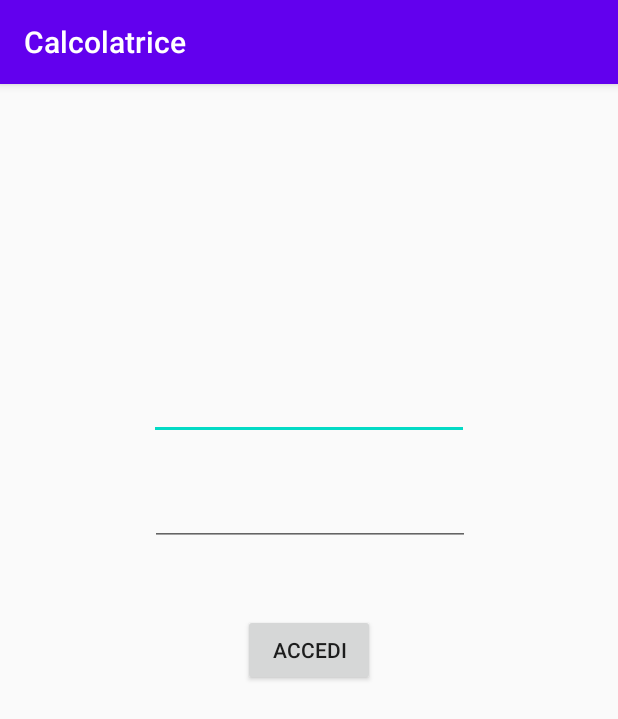
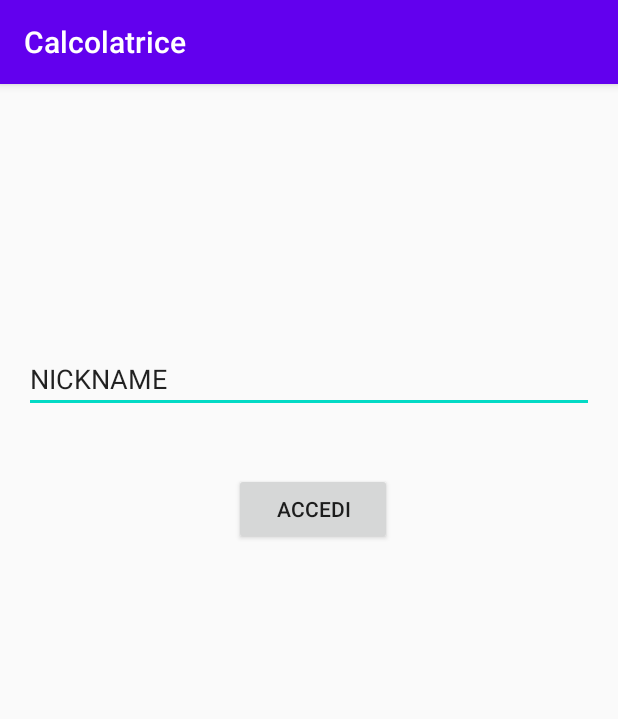
Before and after one commit to IlBarbo/Calcolatrice, an Android app: the screen it shows after launch (Main_Activity), on a phone screen of 412 x 824 dp. Shown: the top 719 px of the screen. Run offline under Robolectric (Android 15) with nearby library versions, the phone set to English and light mode, and no system bars.

Commit message:
modifica Main_Activity

```diff
--- a/app/src/main/AndroidManifest.xml
+++ b/app/src/main/AndroidManifest.xml
@@ -4,7 +4,7 @@
 
     <application
         android:allowBackup="true"
-        android:icon="@mipmap/ic_launcher"
+        android:icon="@mipmap/ic_launcher_round"
         android:label="Calcolatrice"
         android:roundIcon="@mipmap/ic_launcher_round"
         android:supportsRtl="true"
--- a/app/src/main/res/layout/main_activity.xml
+++ b/app/src/main/res/layout/main_activity.xml
@@ -1,51 +1,49 @@
 <?xml version="1.0" encoding="utf-8"?>
-<android.support.constraint.ConstraintLayout xmlns:android="http://schemas.android.com/apk/res/android"
+<LinearLayout xmlns:android="http://schemas.android.com/apk/res/android"
     xmlns:app="http://schemas.android.com/apk/res-auto"
-    xmlns:tools="http://schemas.android.com/tools"
     android:layout_width="match_parent"
     android:layout_height="match_parent"
-    tools:context=".Main_Activity">
+    android:orientation="vertical"
+    android:paddingLeft="16dp"
+    android:paddingRight="16dp">
+
+
+    <Space
+        android:layout_width="match_parent"
+        android:layout_height="174dp" />
 
     <EditText
-        android:id="@+id/Email"
-        android:layout_width="wrap_content"
+        android:id="@+id/nickname"
+        android:layout_width="match_parent"
         android:layout_height="wrap_content"
-        android:layout_marginStart="100dp"
-        android:layout_marginTop="110dp"
-        android:layout_marginEnd="100dp"
-        android:layout_marginBottom="449dp"
         android:ems="10"
-        android:inputType="textEmailAddress"
-        app:layout_constraintBottom_toBottomOf="parent"
-        app:layout_constraintEnd_toEndOf="parent"
-        app:layout_constraintStart_toStartOf="parent"
-        app:layout_constraintTop_toTopOf="parent" />
+        android:inputType="textPersonName"
+        android:text="@string/nickname" />
 
-    <EditText
-        android:id="@+id/Password"
-        android:layout_width="wrap_content"
-        android:layout_height="wrap_content"
-        android:layout_marginStart="100dp"
-        android:layout_marginTop="25dp"
-        android:layout_marginEnd="100dp"
-        android:ems="10"
-        android:inputType="textPassword"
-        app:layout_constraintStart_toStartOf="parent"
-        app:layout_constraintTop_toBottomOf="@+id/Email" />
+    <Space
+        android:layout_width="match_parent"
+        android:layout_height="40dp" />
 
-    <Button
-        android:id="@+id/Access_Request"
-        style="@style/Widget.AppCompat.Button"
-        android:layout_width="wrap_content"
-        android:layout_height="wrap_content"
-        android:layout_marginStart="170dp"
-        android:layout_marginTop="45dp"
-        android:layout_marginEnd="170dp"
-        android:text="Accedi"
-        app:layout_constraintEnd_toEndOf="parent"
-        app:layout_constraintHorizontal_bias="0.529"
-        app:layout_constraintStart_toStartOf="parent"
-        app:layout_constraintTop_toBottomOf="@+id/Password" />
+    <LinearLayout
+        android:layout_width="match_parent"
+        android:layout_height="match_parent"
+        android:orientation="horizontal">
 
+        <Space
+            android:layout_width="140dp"
+            android:layout_height="match_parent" />
 
-</android.support.constraint.ConstraintLayout>
+        <Button
+            android:id="@+id/button8"
+            android:layout_width="140dp"
+            android:layout_height="wrap_content"
+            android:layout_weight="1"
+            android:text="@string/bottone" />
+
+        <Space
+            android:layout_width="170dp"
+            android:layout_height="match_parent"
+            android:layout_weight="1" />
+    </LinearLayout>
+
+</LinearLayout>
--- a/app/src/main/res/mipmap-anydpi-v26/ic_launcher_round.xml
+++ b/app/src/main/res/mipmap-anydpi-v26/ic_launcher_round.xml
@@ -1,5 +1,5 @@
 <?xml version="1.0" encoding="utf-8"?>
 <adaptive-icon xmlns:android="http://schemas.android.com/apk/res/android">
-    <background android:drawable="@drawable/ic_launcher_background" />
-    <foreground android:drawable="@drawable/ic_launcher_foreground" />
+ <!--   <background android:drawable="@drawable/ic_launcher_background" /> -->
+    <foreground android:drawable="@drawable/icona_calc" />
 </adaptive-icon>
--- a/app/src/main/res/values/strings.xml
+++ b/app/src/main/res/values/strings.xml
@@ -10,4 +10,8 @@
     <string name="hello_first_fragment">Hello first fragment</string>
     <string name="hello_second_fragment">Hello second fragment. Arg: %1$s</string>
     <string name="ciao_proviamo">Ciao, proviamo</string>
+    <string name="nickname">NICKNAME</string>
+    <string name="bottone">ACCEDI</string>
+
+
 </resources>
--- a/build.gradle
+++ b/build.gradle
@@ -5,7 +5,7 @@ buildscript {
         mavenCentral()
     }
     dependencies {
-        classpath "com.android.tools.build:gradle:4.2.1"
+        classpath 'com.android.tools.build:gradle:4.0.2'
 
         // NOTE: Do not place your application dependencies here; they belong
         // in the individual module build.gradle files
```
Also changed, not shown: app/src/main/java/math/calculator/Main_Activity.java (+8 -0 lines), app/src/main/res/drawable-mdpi/icona_calc.jpg (added), gradle/wrapper/gradle-wrapper.properties.
